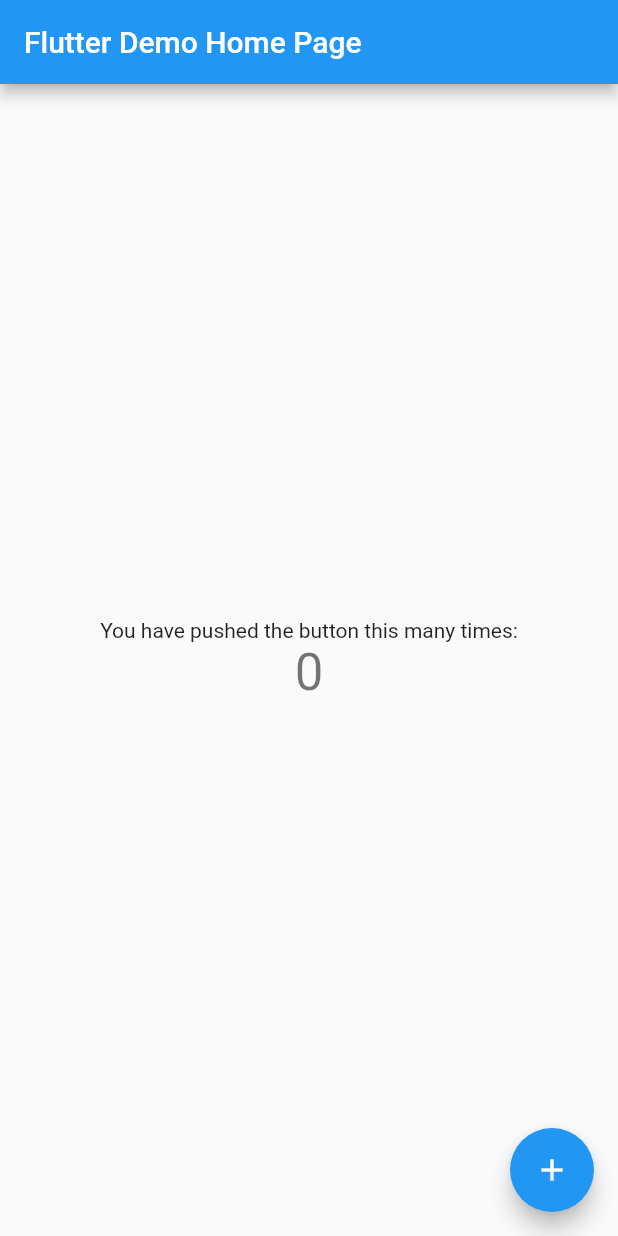
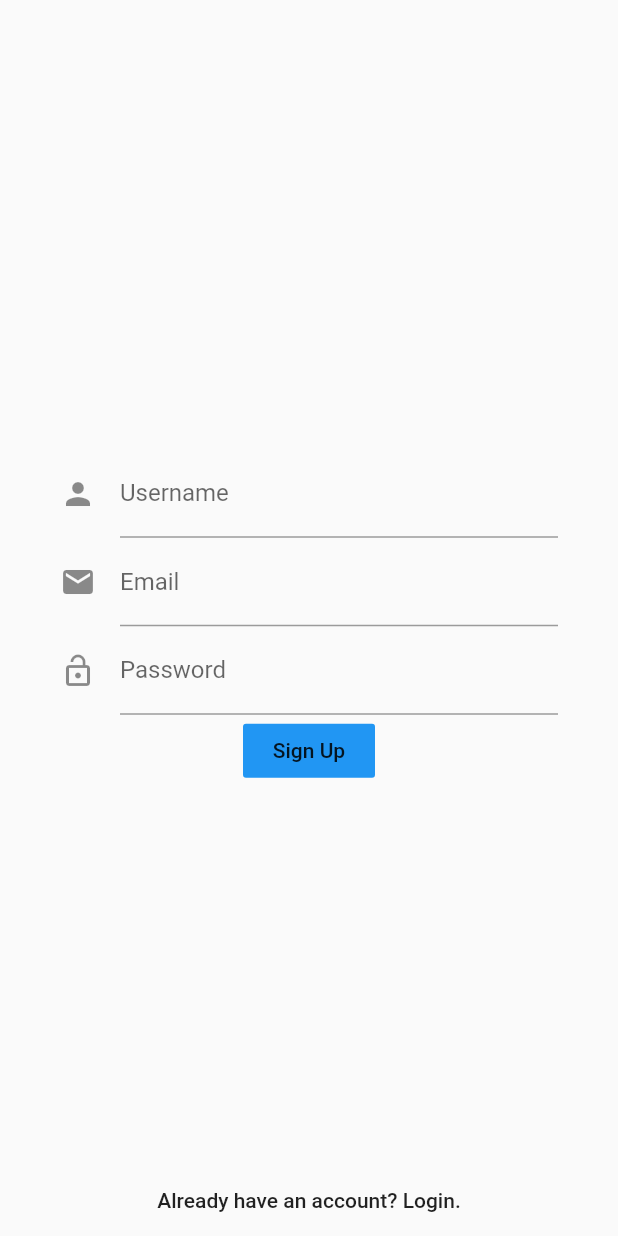
Before and after one commit to TomokiIchi/amplifytest, a Flutter app: the screen it shows after launch, on a phone screen of 412 x 824 dp. Run offline on Flutter 3.47's test engine with Material 2 defaults, Android fonts, the light colour scheme and no system bars.

Commit message:
module 1

```diff
--- /dev/null
+++ b/lib/login_pgae.dart
@@ -0,0 +1,75 @@
+import 'package:flutter/material.dart';
+
+class LoginPage extends StatefulWidget {
+  @override
+  State<StatefulWidget> createState() => _LoginPageState();
+}
+
+class _LoginPageState extends State<LoginPage> {
+  // 1
+  final _usernameController = TextEditingController();
+  final _passwordController = TextEditingController();
+
+  @override
+  Widget build(BuildContext context) {
+    // 2
+    return Scaffold(
+      // 3
+      body: SafeArea(
+          minimum: EdgeInsets.symmetric(horizontal: 40),
+          // 4
+          child: Stack(children: [
+            // Login Form
+            _loginForm(),
+
+            // 6
+            // Sign Up Button
+            Container(
+              alignment: Alignment.bottomCenter,
+              child: FlatButton(
+                  onPressed: () {},
+                  child: Text('Don\'t have an account? Sign up.')),
+            )
+          ])),
+    );
+  }
+
+  // 5
+  Widget _loginForm() {
+    return Column(
+      mainAxisAlignment: MainAxisAlignment.center,
+      children: [
+        // Username TextField
+        TextField(
+          controller: _usernameController,
+          decoration:
+              InputDecoration(icon: Icon(Icons.mail), labelText: 'Username'),
+        ),
+
+        // Password TextField
+        TextField(
+          controller: _passwordController,
+          decoration: InputDecoration(
+              icon: Icon(Icons.lock_open), labelText: 'Password'),
+          obscureText: true,
+          keyboardType: TextInputType.visiblePassword,
+        ),
+
+        // Login Button
+        FlatButton(
+            onPressed: _login,
+            child: Text('Login'),
+            color: Theme.of(context).accentColor)
+      ],
+    );
+  }
+
+  // 7
+  void _login() {
+    final username = _usernameController.text.trim();
+    final password = _passwordController.text.trim();
+
+    print('username: $username');
+    print('password: $password');
+  }
+}
--- a/lib/main.dart
+++ b/lib/main.dart
@@ -1,113 +1,31 @@
 import 'package:flutter/material.dart';
+import 'login_pgae.dart';
+import 'sign_up_page.dart';
 
 void main() {
   runApp(MyApp());
 }
 
-class MyApp extends StatelessWidget {
-  // This widget is the root of your application.
+// 1
+class MyApp extends StatefulWidget {
+  @override
+  State<StatefulWidget> createState() => _MyAppState();
+}
+
+class _MyAppState extends State<MyApp> {
   @override
   Widget build(BuildContext context) {
     return MaterialApp(
-      title: 'Flutter Demo',
-      theme: ThemeData(
-        // This is the theme of your application.
-        //
-        // Try running your application with "flutter run". You'll see the
-        // application has a blue toolbar. Then, without quitting the app, try
-        // changing the primarySwatch below to Colors.green and then invoke
-        // "hot reload" (press "r" in the console where you ran "flutter run",
-        // or simply save your changes to "hot reload" in a Flutter IDE).
-        // Notice that the counter didn't reset back to zero; the application
-        // is not restarted.
-        primarySwatch: Colors.blue,
+      title: 'Photo Gallery App',
+      theme: ThemeData(visualDensity: VisualDensity.adaptivePlatformDensity),
+      // 2
+      home: Navigator(
+        pages: [
+          MaterialPage(child: LoginPage()),
+          MaterialPage(child: SignUpPage())
+        ],
+        onPopPage: (route, result) => route.didPop(result),
       ),
-      home: MyHomePage(title: 'Flutter Demo Home Page'),
     );
   }
 }
-
-class MyHomePage extends StatefulWidget {
-  MyHomePage({Key key, this.title}) : super(key: key);
-
-  // This widget is the home page of your application. It is stateful, meaning
-  // that it has a State object (defined below) that contains fields that affect
-  // how it looks.
-
-  // This class is the configuration for the state. It holds the values (in this
-  // case the title) provided by the parent (in this case the App widget) and
-  // used by the build method of the State. Fields in a Widget subclass are
-  // always marked "final".
-
-  final String title;
-
-  @override
-  _MyHomePageState createState() => _MyHomePageState();
-}
-
-class _MyHomePageState extends State<MyHomePage> {
-  int _counter = 0;
-
-  void _incrementCounter() {
-    setState(() {
-      // This call to setState tells the Flutter framework that something has
-      // changed in this State, which causes it to rerun the build method below
-      // so that the display can reflect the updated values. If we changed
-      // _counter without calling setState(), then the build method would not be
-      // called again, and so nothing would appear to happen.
-      _counter++;
-    });
-  }
-
-  @override
-  Widget build(BuildContext context) {
-    // This method is rerun every time setState is called, for instance as done
-    // by the _incrementCounter method above.
-    //
-    // The Flutter framework has been optimized to make rerunning build methods
-    // fast, so that you can just rebuild anything that needs updating rather
-    // than having to individually change instances of widgets.
-    return Scaffold(
-      appBar: AppBar(
-        // Here we take the value from the MyHomePage object that was created by
-        // the App.build method, and use it to set our appbar title.
-        title: Text(widget.title),
-      ),
-      body: Center(
-        // Center is a layout widget. It takes a single child and positions it
-        // in the middle of the parent.
-        child: Column(
-          // Column is also a layout widget. It takes a list of children and
-          // arranges them vertically. By default, it sizes itself to fit its
-          // children horizontally, and tries to be as tall as its parent.
-          //
-          // Invoke "debug painting" (press "p" in the console, choose the
-          // "Toggle Debug Paint" action from the Flutter Inspector in Android
-          // Studio, or the "Toggle Debug Paint" command in Visual Studio Code)
-          // to see the wireframe for each widget.
-          //
-          // Column has various properties to control how it sizes itself and
-          // how it positions its children. Here we use mainAxisAlignment to
-          // center the children vertically; the main axis here is the vertical
-          // axis because Columns are vertical (the cross axis would be
-          // horizontal).
-          mainAxisAlignment: MainAxisAlignment.center,
-          children: <Widget>[
-            Text(
-              'You have pushed the button this many times:',
-            ),
-            Text(
-              '$_counter',
-              style: Theme.of(context).textTheme.headline4,
-            ),
-          ],
-        ),
-      ),
-      floatingActionButton: FloatingActionButton(
-        onPressed: _incrementCounter,
-        tooltip: 'Increment',
-        child: Icon(Icons.add),
-      ), // This trailing comma makes auto-formatting nicer for build methods.
-    );
-  }
-}
--- /dev/null
+++ b/lib/sign_up_page.dart
@@ -0,0 +1,78 @@
+import 'package:flutter/material.dart';
+
+class SignUpPage extends StatefulWidget {
+  @override
+  State<StatefulWidget> createState() => _SignUpPageState();
+}
+
+class _SignUpPageState extends State<SignUpPage> {
+  final _usernameController = TextEditingController();
+  final _emailController = TextEditingController();
+  final _passwordController = TextEditingController();
+
+  @override
+  Widget build(BuildContext context) {
+    return Scaffold(
+      body: SafeArea(
+          minimum: EdgeInsets.symmetric(horizontal: 40),
+          child: Stack(children: [
+            // Sign Up Form
+            _signUpForm(),
+
+            // Login Button
+            Container(
+              alignment: Alignment.bottomCenter,
+              child: FlatButton(
+                  onPressed: () {},
+                  child: Text('Already have an account? Login.')),
+            )
+          ])),
+    );
+  }
+
+  Widget _signUpForm() {
+    return Column(
+      mainAxisAlignment: MainAxisAlignment.center,
+      children: [
+        // Username TextField
+        TextField(
+          controller: _usernameController,
+          decoration:
+              InputDecoration(icon: Icon(Icons.person), labelText: 'Username'),
+        ),
+
+        // Email TextField
+        TextField(
+          controller: _emailController,
+          decoration:
+              InputDecoration(icon: Icon(Icons.mail), labelText: 'Email'),
+        ),
+
+        // Password TextField
+        TextField(
+          controller: _passwordController,
+          decoration: InputDecoration(
+              icon: Icon(Icons.lock_open), labelText: 'Password'),
+          obscureText: true,
+          keyboardType: TextInputType.visiblePassword,
+        ),
+
+        // Sign Up Button
+        FlatButton(
+            onPressed: _signUp,
+            child: Text('Sign Up'),
+            color: Theme.of(context).accentColor)
+      ],
+    );
+  }
+
+  void _signUp() {
+    final username = _usernameController.text.trim();
+    final email = _emailController.text.trim();
+    final password = _passwordController.text.trim();
+
+    print('username: $username');
+    print('email: $email');
+    print('password: $password');
+  }
+}
```
Also changed, not shown: lib/auth_service.dart (added, +29 -0 lines).
